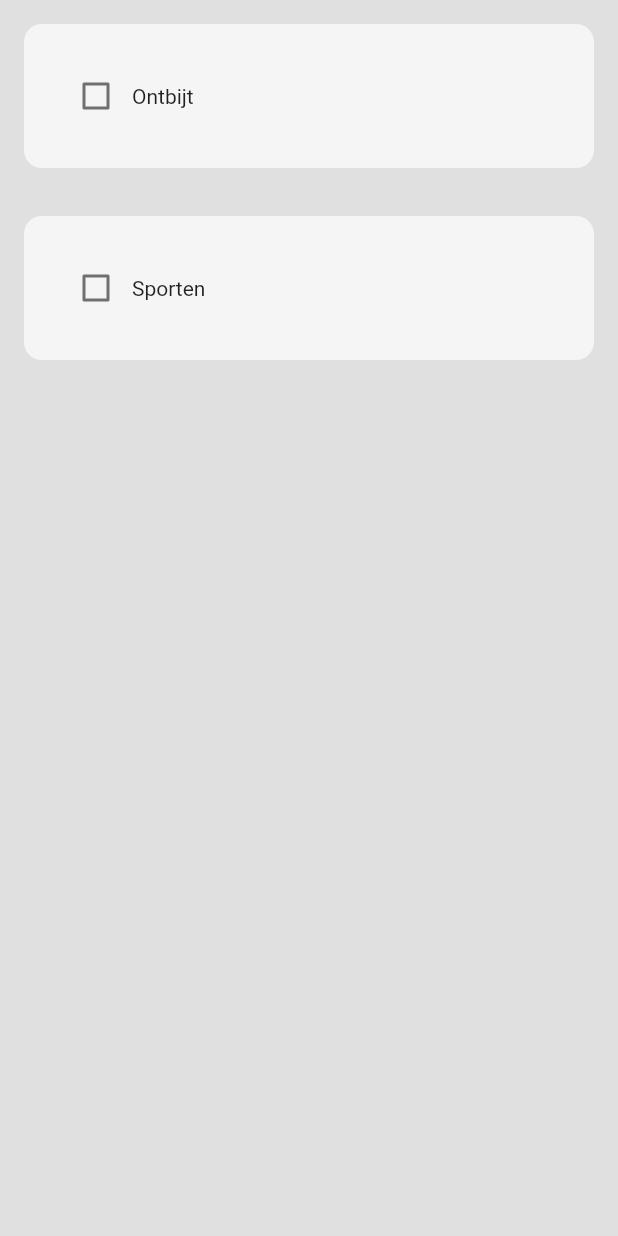
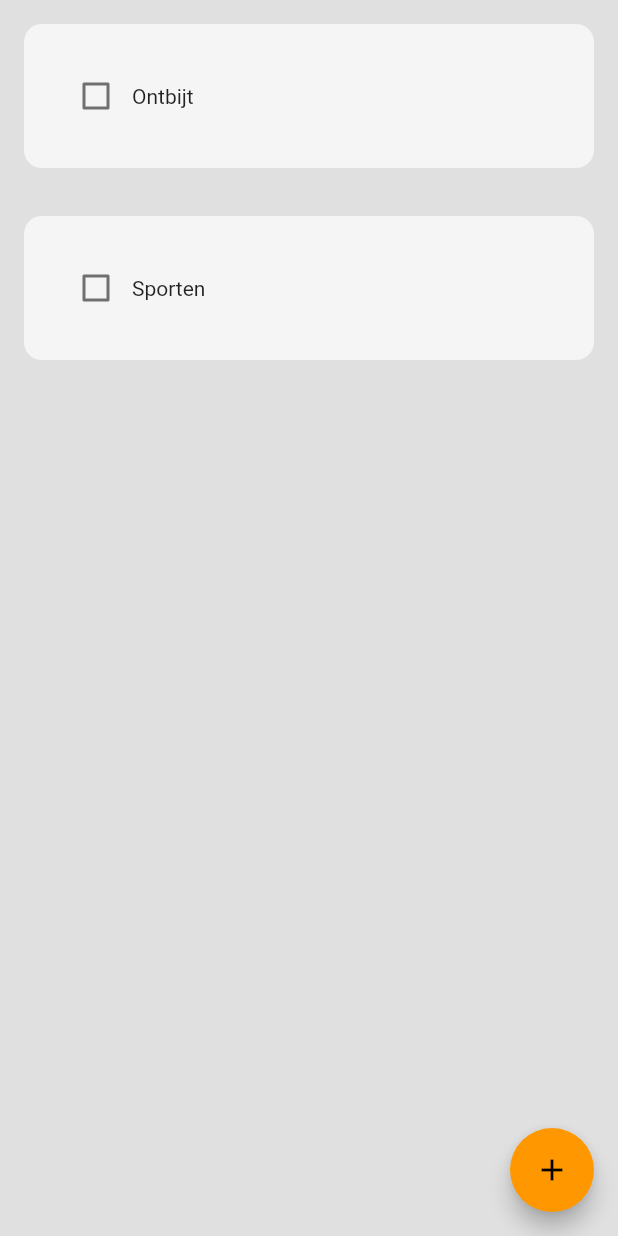
Before and after one commit to fritsmeister12/HabFit, a Flutter app: the screen it shows after launch, on a phone screen of 412 x 824 dp. Run offline on Flutter 3.47's test engine with Material 2 defaults, Android fonts, the phone set to English and light mode, and no system bars.

Commit message:
Added in the add button and dialog

```diff
--- /dev/null
+++ b/lib/components/my_fab.dart
@@ -0,0 +1,15 @@
+import 'package:flutter/material.dart';
+
+class MyFloatingActionButton extends StatelessWidget {
+  final Function()? onPressed;
+
+  const MyFloatingActionButton({super.key, required this.onPressed});
+
+  @override
+  Widget build(BuildContext context) {
+    return FloatingActionButton(
+      onPressed: onPressed,
+      child: Icon(Icons.add),
+    );
+  }
+}
--- a/lib/main.dart
+++ b/lib/main.dart
@@ -10,9 +10,10 @@ class MyApp extends StatelessWidget {
 
   @override
   Widget build(BuildContext context) {
-    return const MaterialApp(
+    return MaterialApp(
       debugShowCheckedModeBanner: false,
       home: HomePage(),
+      theme: ThemeData(primarySwatch: Colors.orange),
     );
   }
 }
```
Also changed, not shown: lib/components/new_habit_box.dart (added, +41 -0 lines), lib/pages/home_page.dart (+14 -0 lines).
